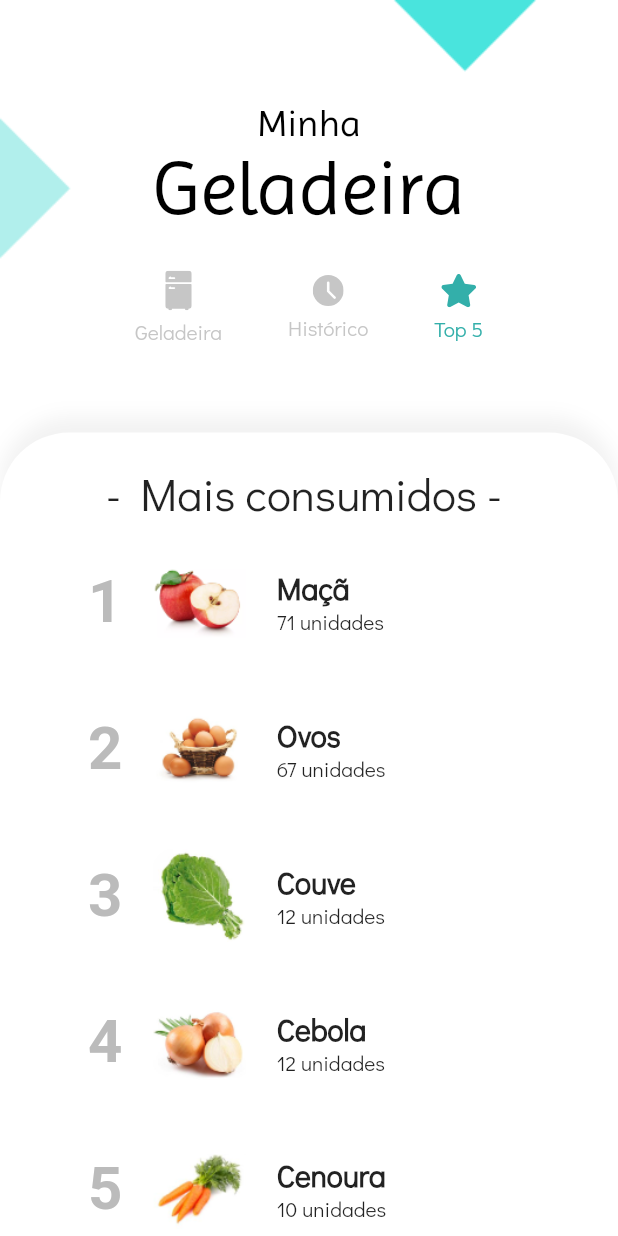
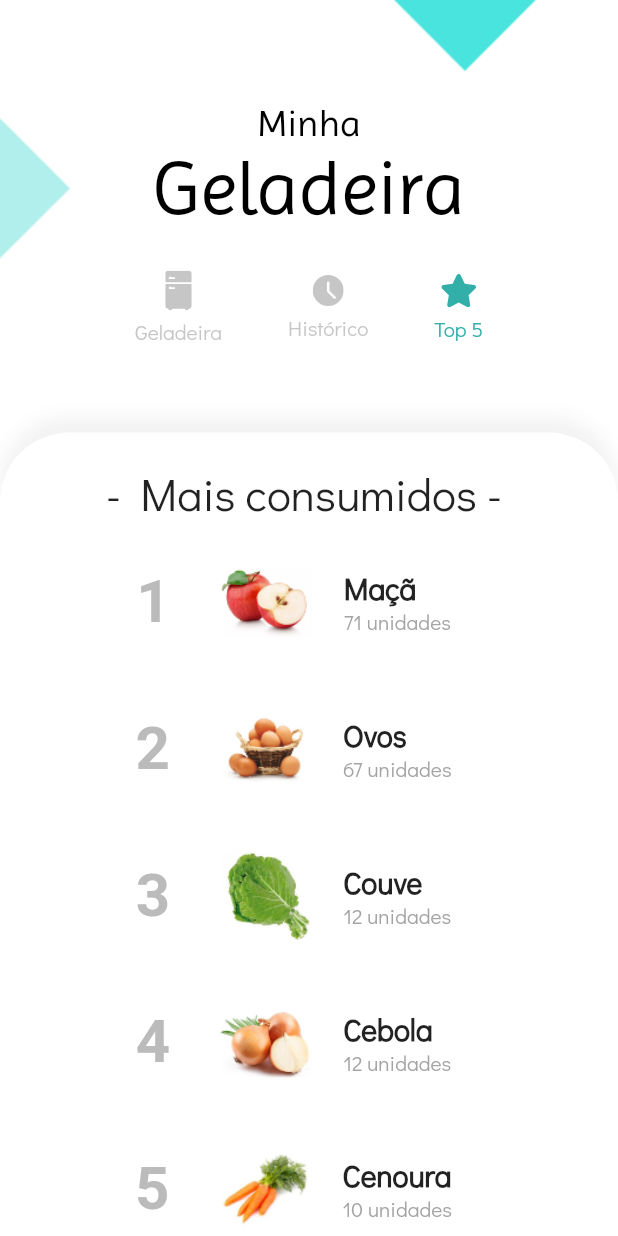
Before and after one commit to jemluz/flutter-fridge, a Flutter app: the screen it shows after launch, after a tap on "Histórico", after a tap on "Top 5", on a phone screen of 412 x 824 dp. Run offline on Flutter 3.47's test engine with Material 2 defaults, Android fonts, the phone set to English and light mode, and no system bars; our stand-ins replace flutter_svg.

Commit message:
pequena correção nos cards de ranking

```diff
--- a/lib/screens/top5/ranking_card.dart
+++ b/lib/screens/top5/ranking_card.dart
@@ -24,7 +24,7 @@ class RankingCard extends StatelessWidget {
       padding: EdgeInsets.symmetric(vertical: 12, horizontal: 18),
       margin: EdgeInsets.only(bottom: 12, left: 20, right: 20),
       child: Row(
-        mainAxisAlignment: MainAxisAlignment.spaceBetween,
+        mainAxisAlignment: MainAxisAlignment.center,
         crossAxisAlignment: CrossAxisAlignment.center,
         children: <Widget>[
           Text(
@@ -36,11 +36,11 @@ class RankingCard extends StatelessWidget {
               fontFamily: 'Roboto'
             ),
           ),
-          SizedBox(width: size.width * .05),
+          SizedBox(width: size.width * .08),
           buildProductImage(product.imgSrc),
           SizedBox(width: size.width * .05),
           buildProductInfo(product.name, product.totalUsed),
-          Spacer(),
+          SizedBox(width: size.width * .05)
         ],
       ),
     );
@@ -66,7 +66,7 @@ class RankingCard extends StatelessWidget {
           name,
           style: TextStyle(fontWeight: FontWeight.bold, fontSize: 20),
         ),
-        Text('$amount unidades'),
+        Text('$amount unidades', style: TextStyle(color: AppColors.GRAY_n141.withOpacity(.8)),),
       ],
     );
   }
```
